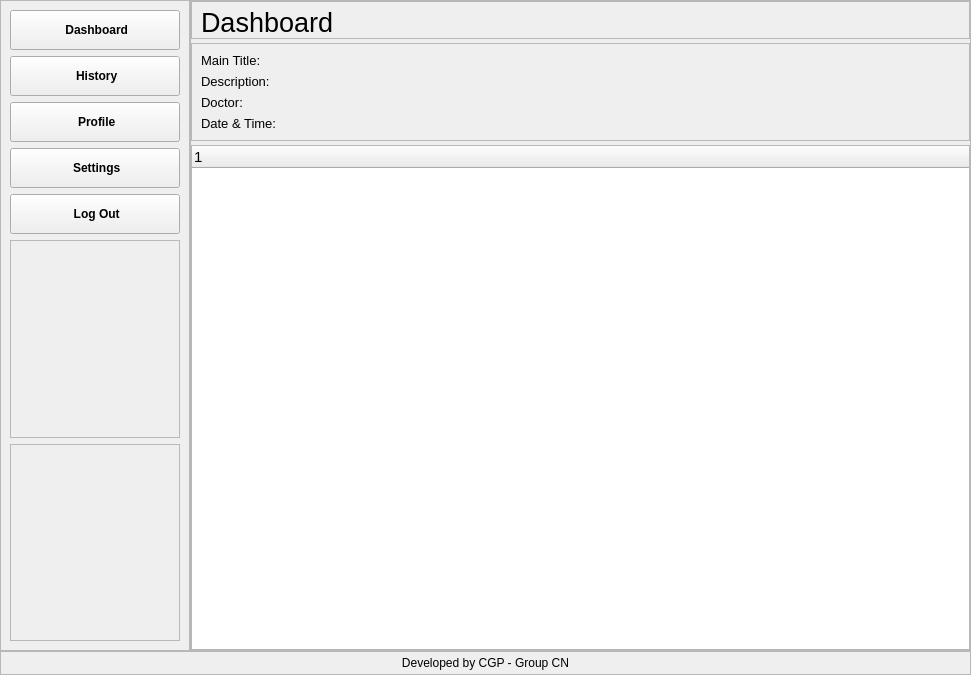
Old version of the form config/ux.ui in the repository upekshaip/medical-project-app.
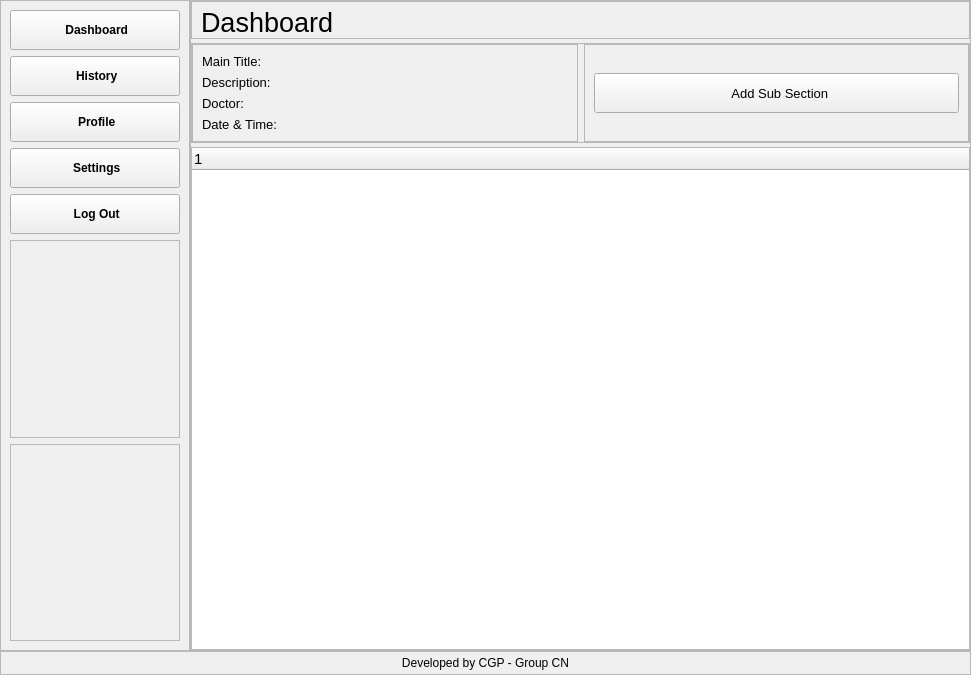
New version of the form. The open tabs and pages were chosen to show the change. Icons and pictures are not drawn.

Patch:
```diff
--- a/config/ux.ui
+++ b/config/ux.ui
@@ -2444,8 +2444,29 @@
                  <property name="frameShadow">
                   <enum>QFrame::Raised</enum>
                  </property>
+                 <layout class="QHBoxLayout" name="horizontalLayout_13" stretch="0,0">
+                  <property name="leftMargin">
+                   <number>0</number>
+                  </property>
+                  <property name="topMargin">
+                   <number>0</number>
+                  </property>
+                  <property name="rightMargin">
+                   <number>0</number>
+                  </property>
+                  <property name="bottomMargin">
+                   <number>0</number>
+                  </property>
+                  <item>
+                   <widget class="QFrame" name="frame_19">
+                    <property name="frameShape">
+                     <enum>QFrame::StyledPanel</enum>
+                    </property>
+                    <property name="frameShadow">
+                     <enum>QFrame::Raised</enum>
+                    </property>
                  <layout class="QFormLayout" name="formLayout">
-                  <item row="0" column="0">
+                     <item row="1" column="0">
                    <widget class="QLabel" name="label_26">
                     <property name="font">
                      <font>
@@ -2460,58 +2481,7 @@
                     </property>
                    </widget>
                   </item>
-                  <item row="0" column="1">
-                   <widget class="QLabel" name="main_title">
-                    <property name="font">
-                     <font>
-                      <pointsize>10</pointsize>
-                      <weight>50</weight>
-                      <italic>false</italic>
-                      <bold>false</bold>
-                     </font>
-                    </property>
-                    <property name="text">
-                     <string/>
-                    </property>
-                    <property name="wordWrap">
-                     <bool>true</bool>
-                    </property>
-                   </widget>
-                  </item>
-                  <item row="1" column="0">
-                   <widget class="QLabel" name="label_28">
-                    <property name="font">
-                     <font>
-                      <pointsize>10</pointsize>
-                      <weight>50</weight>
-                      <italic>false</italic>
-                      <bold>false</bold>
-                     </font>
-                    </property>
-                    <property name="text">
-                     <string>Description:</string>
-                    </property>
-                   </widget>
-                  </item>
-                  <item row="1" column="1">
-                   <widget class="QLabel" name="main_description">
-                    <property name="font">
-                     <font>
-                      <pointsize>10</pointsize>
-                      <weight>50</weight>
-                      <italic>false</italic>
-                      <bold>false</bold>
-                     </font>
-                    </property>
-                    <property name="text">
-                     <string/>
-                    </property>
-                    <property name="wordWrap">
-                     <bool>true</bool>
-                    </property>
-                   </widget>
-                  </item>
-                  <item row="2" column="0">
+                     <item row="3" column="0">
                    <widget class="QLabel" name="label_30">
                     <property name="font">
                      <font>
@@ -2526,8 +2496,8 @@
                     </property>
                    </widget>
                   </item>
-                  <item row="2" column="1">
-                   <widget class="QLabel" name="main_doctor">
+                     <item row="2" column="0">
+                      <widget class="QLabel" name="label_28">
                     <property name="font">
                      <font>
                       <pointsize>10</pointsize>
@@ -2537,11 +2507,11 @@
                      </font>
                     </property>
                     <property name="text">
-                     <string/>
+                        <string>Description:</string>
                     </property>
                    </widget>
                   </item>
-                  <item row="3" column="0">
+                     <item row="4" column="0">
                    <widget class="QLabel" name="label_32">
                     <property name="font">
                      <font>
@@ -2556,7 +2526,7 @@
                     </property>
                    </widget>
                   </item>
-                  <item row="3" column="1">
+                     <item row="4" column="1">
                    <widget class="QLabel" name="main_date">
                     <property name="font">
                      <font>
@@ -2569,6 +2539,100 @@
                     <property name="text">
                      <string/>
                     </property>
+                      </widget>
+                     </item>
+                     <item row="3" column="1">
+                      <widget class="QLabel" name="main_doctor">
+                       <property name="font">
+                        <font>
+                         <pointsize>10</pointsize>
+                         <weight>50</weight>
+                         <italic>false</italic>
+                         <bold>false</bold>
+                        </font>
+                       </property>
+                       <property name="text">
+                        <string/>
+                       </property>
+                      </widget>
+                     </item>
+                     <item row="1" column="1">
+                      <widget class="QLabel" name="main_title">
+                       <property name="font">
+                        <font>
+                         <pointsize>10</pointsize>
+                         <weight>50</weight>
+                         <italic>false</italic>
+                         <bold>false</bold>
+                        </font>
+                       </property>
+                       <property name="text">
+                        <string/>
+                       </property>
+                       <property name="wordWrap">
+                        <bool>true</bool>
+                       </property>
+                      </widget>
+                     </item>
+                     <item row="2" column="1">
+                      <widget class="QLabel" name="main_description">
+                       <property name="font">
+                        <font>
+                         <pointsize>10</pointsize>
+                         <weight>50</weight>
+                         <italic>false</italic>
+                         <bold>false</bold>
+                        </font>
+                       </property>
+                       <property name="text">
+                        <string/>
+                       </property>
+                       <property name="wordWrap">
+                        <bool>true</bool>
+                       </property>
+                      </widget>
+                     </item>
+                    </layout>
+                   </widget>
+                  </item>
+                  <item>
+                   <widget class="QFrame" name="frame_20">
+                    <property name="frameShape">
+                     <enum>QFrame::StyledPanel</enum>
+                    </property>
+                    <property name="frameShadow">
+                     <enum>QFrame::Raised</enum>
+                    </property>
+                    <layout class="QVBoxLayout" name="verticalLayout_11">
+                     <item>
+                      <widget class="QPushButton" name="pushButton">
+                       <property name="minimumSize">
+                        <size>
+                         <width>0</width>
+                         <height>40</height>
+                        </size>
+                       </property>
+                       <property name="font">
+                        <font>
+                         <pointsize>10</pointsize>
+                        </font>
+                       </property>
+                       <property name="text">
+                        <string>  Add Sub Section</string>
+                       </property>
+                       <property name="icon">
+                        <iconset>
+                         <normaloff>icons/report.png</normaloff>icons/report.png</iconset>
+                       </property>
+                       <property name="iconSize">
+                        <size>
+                         <width>25</width>
+                         <height>25</height>
+                        </size>
+                       </property>
+                      </widget>
+                     </item>
+                    </layout>
                    </widget>
                   </item>
                  </layout>
```
Left out of the diff: 27 changed lines with no effect on the pictures. Lines whose indentation alone changed are shown as unchanged.
